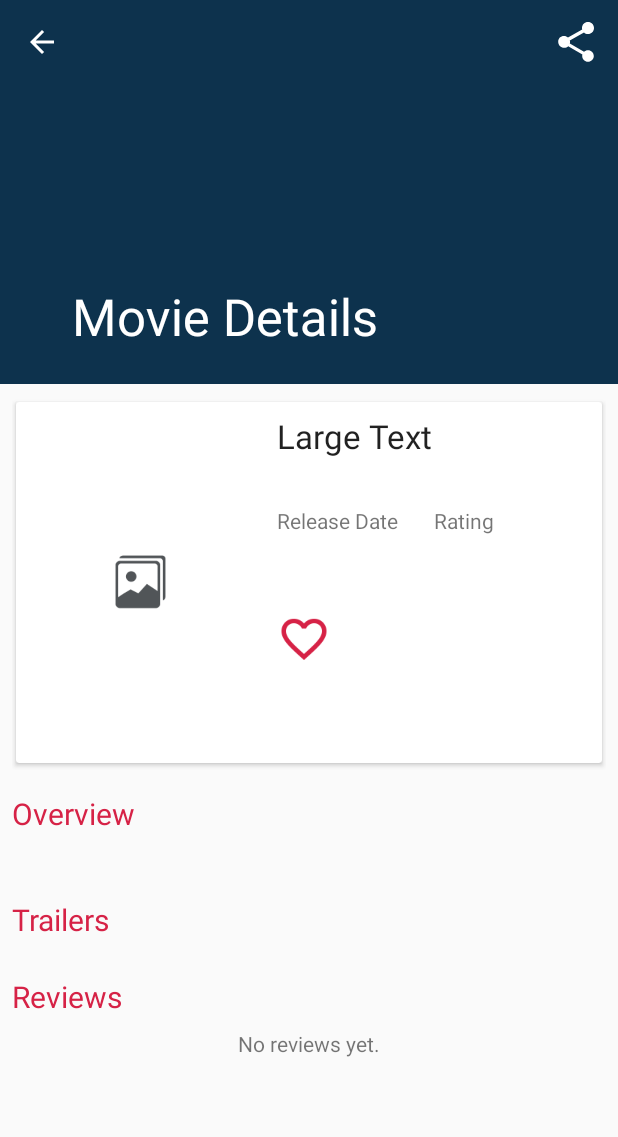
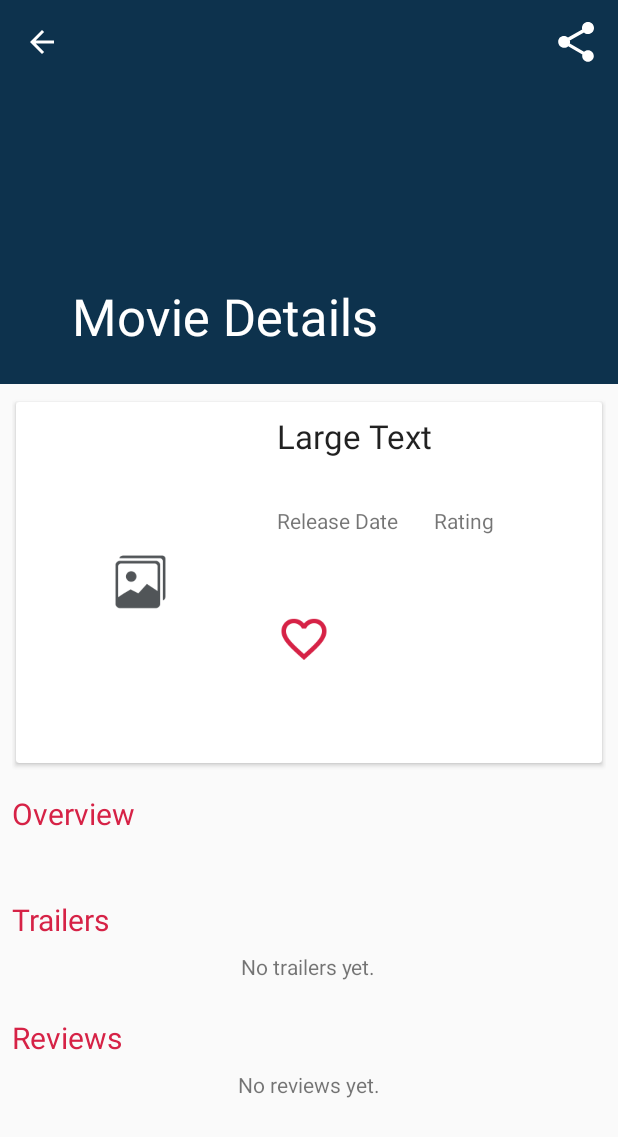
Before and after one commit to arpitnnd/MoviePeek, an Android app: the fragment DetailsFragment placed in its activity, on a phone screen of 412 x 824 dp. Shown: the top 1137 px of the screen. Run offline under Robolectric (Android 15) with nearby library versions, the phone set to English and light mode, and no system bars; libraries missing offline, so code that uses them is left out: com.yqritc.recyclerviewflexibledivider, org.parceler; pictures from the network do not load; 14 statements that could not run were skipped.

Commit message:
* FIx a FC on loading movie with no trailers. * Display appropriate message if there are no trailers. * Fix GridView not refreshing content when reconnected after sort criteria change while offline. * Fix GridView refresh(appears to scroll up) on changing sort criteria while offline.

```diff
--- a/app/src/main/java/com/arpitnnd/moviepeek/DetailsFragment.java
+++ b/app/src/main/java/com/arpitnnd/moviepeek/DetailsFragment.java
@@ -95,6 +95,7 @@ public class DetailsFragment extends Fragment {
             }
         });
 
+        if (mMovie.getTrailers().size() != 0) {
             RecyclerView trailerRecyclerView = (RecyclerView) v.findViewById(R.id.trailers_recycler);
             RecyclerView.LayoutManager llm = new LinearLayoutManager(getActivity(),
                     LinearLayoutManager.HORIZONTAL, false);
@@ -114,6 +115,7 @@ public class DetailsFragment extends Fragment {
                     }
                 });
             }
+        } else v.findViewById(R.id.noTrailers_textView).setVisibility(View.VISIBLE);
 
         if (mMovie.getReviews().size() != 0) {
             RecyclerView reviewRecyclerView = (RecyclerView) v.findViewById(R.id.reviews_recycler);
@@ -162,6 +164,7 @@ public class DetailsFragment extends Fragment {
         inflater.inflate(R.menu.menu_details, menu);
         MenuItem item = menu.findItem(R.id.action_share);
         mShareActionProvider = (ShareActionProvider) MenuItemCompat.getActionProvider(item);
+        if (mMovie.getTrailers().size() != 0)
             setShareIntent(mMovie.getTrailers().get(0));
         super.onCreateOptionsMenu(menu, inflater);
     }
--- a/app/src/main/res/layout/fragment_details.xml
+++ b/app/src/main/res/layout/fragment_details.xml
@@ -48,6 +48,15 @@
                 android:textColor="@color/colorAccent"
                 android:textSize="20sp" />
 
+            <TextView
+                android:id="@+id/noTrailers_textView"
+                android:layout_width="wrap_content"
+                android:layout_height="wrap_content"
+                android:layout_gravity="center_horizontal"
+                android:layout_marginBottom="8dp"
+                android:text="@string/trailers_list_empty_message"
+                android:visibility="gone" />
+
             <android.support.v7.widget.RecyclerView
                 android:id="@+id/trailers_recycler"
                 android:layout_width="match_parent"
--- a/app/src/main/res/values/strings.xml
+++ b/app/src/main/res/values/strings.xml
@@ -8,6 +8,7 @@
     <string name="trailers_label">Trailers</string>
     <string name="reviews_label">Reviews</string>
     <string name="list_empty_message">Nothing here yet.</string>
+    <string name="trailers_list_empty_message">No trailers yet.</string>
     <string name="reviews_list_empty_message">No reviews yet.</string>
     <string name="share_buton_text">Share</string>
     <string name="sort_criteria_menu">Sort Criteria</string>
```
Also changed, not shown: app/src/main/java/com/arpitnnd/moviepeek/MainActivity.java (+23 -17 lines). Lines whose indentation alone changed are shown as unchanged.
